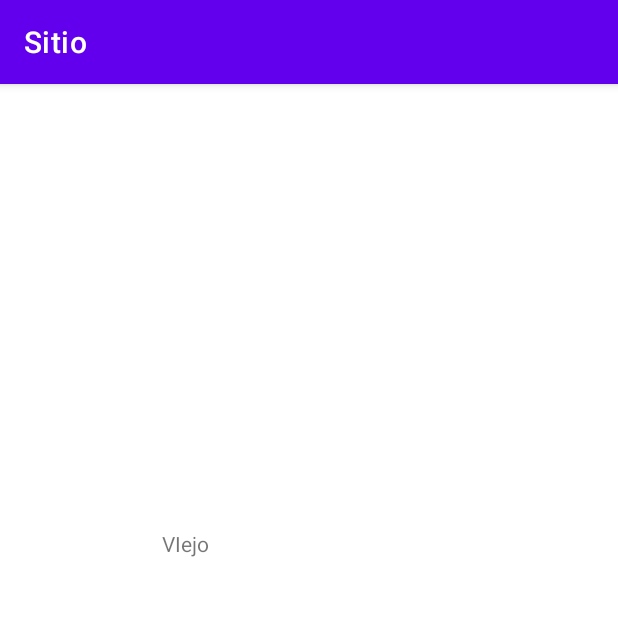
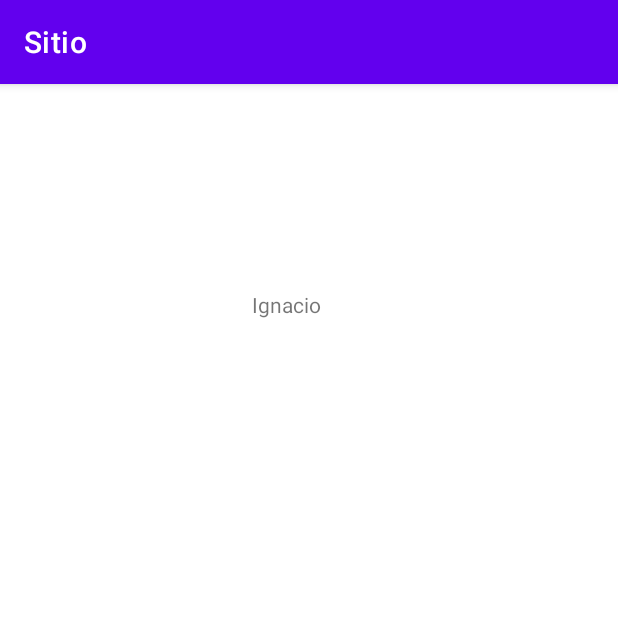
Before and after one commit to AgusDunovits/Sitio, an Android app: the screen it shows after launch (MainActivity), on a phone screen of 412 x 824 dp, the top half of it. Run offline under Robolectric (Android 15) with nearby library versions, the phone set to English and light mode, and no system bars.

Commit message:
1
Commit

```diff
--- a/app/src/main/res/layout/activity_main.xml
+++ b/app/src/main/res/layout/activity_main.xml
@@ -9,12 +9,12 @@
     <TextView
         android:layout_width="wrap_content"
         android:layout_height="wrap_content"
-        android:text="VIejo"
+        android:text="Ignacio"
         app:layout_constraintBottom_toBottomOf="parent"
-        app:layout_constraintHorizontal_bias="0.284"
+        app:layout_constraintHorizontal_bias="0.459"
         app:layout_constraintLeft_toLeftOf="parent"
         app:layout_constraintRight_toRightOf="parent"
         app:layout_constraintTop_toTopOf="parent"
-        app:layout_constraintVertical_bias="0.396" />
+        app:layout_constraintVertical_bias="0.183" />
 
 </androidx.constraintlayout.widget.ConstraintLayout>
```
